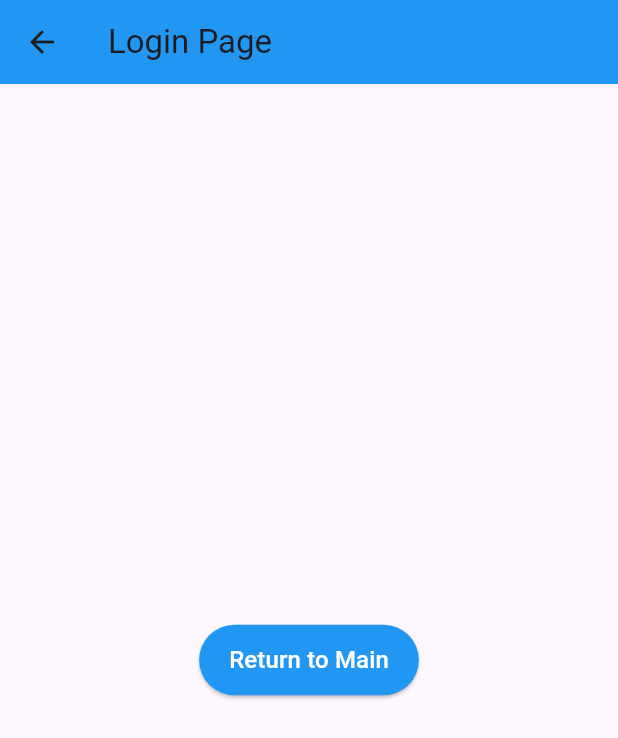
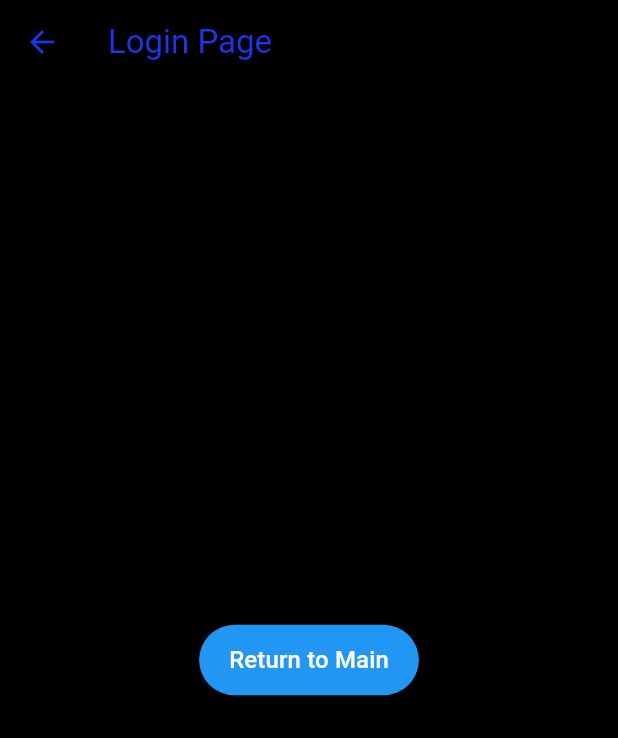
Before and after one commit to mohdaslam01/RatingsCrossPlatform-App, a Flutter app: the screen it shows after launch, after a tap on "Login", on a phone screen of 412 x 824 dp. Shown: the top 738 px of the screen. Run offline on Flutter 3.47's test engine with Material 3 defaults, Android fonts, the phone set to English and light mode, and no system bars.

Commit message:
4:27 PM Basic layout compteion of Login, Revision

```diff
--- a/ratingsapp/lib/login.dart
+++ b/ratingsapp/lib/login.dart
@@ -14,7 +14,7 @@ class _LoginPageState extends State<LoginPage> {
     return Scaffold(
       appBar: AppBar(
         title: const Text('Login Page'),
-        backgroundColor: Colors.blue, // Customize as needed
+        backgroundColor: const Color.fromARGB(255, 0, 0, 0), // Customize as needed
       ),
       body: Center(
         child: ElevatedButton(
--- a/ratingsapp/lib/main.dart
+++ b/ratingsapp/lib/main.dart
@@ -15,10 +15,24 @@
     return MaterialApp(
       title: 'Ratings App',
       theme: ThemeData(
-        colorScheme: ColorScheme.fromSeed(seedColor: Colors.deepPurple),
+        // colorScheme: ColorScheme.fromSeed(seedColor: const Color.fromARGB(255, 50, 50, 50)),
+        colorScheme: const ColorScheme(
+      brightness: Brightness.light,
+      primary: Color.fromARGB(255, 47, 45, 45), // Dark gray
+      onPrimary: Color.fromARGB(255, 0, 0, 0), // White text/icons on primary
+      secondary: Color.fromARGB(255, 0, 0, 0), // Medium gray
+      onSecondary: Color.fromARGB(255, 0, 0, 0), // White text/icons on secondary
+      error: Color.fromARGB(255, 0, 0, 0), // Default error color
+      onError: Color.fromARGB(255, 0, 0, 0), // White text/icons on background
+      surface: Color.fromARGB(255, 0, 0, 0), // Very dark gray for surfaces
+      onSurface: Color.fromARGB(255, 0, 0, 0), // White text/icons on surfaces
+    ),
+        appBarTheme: const AppBarTheme(
+          foregroundColor: Color.fromRGBO(28, 53, 239, 1),
+        ),
         useMaterial3: true,
       ),
-      home: const MyHomePage(title: 'Ratings'),
+      home: const MyHomePage(title: 'Ratings ∞'),
     );
   }
 }
```
